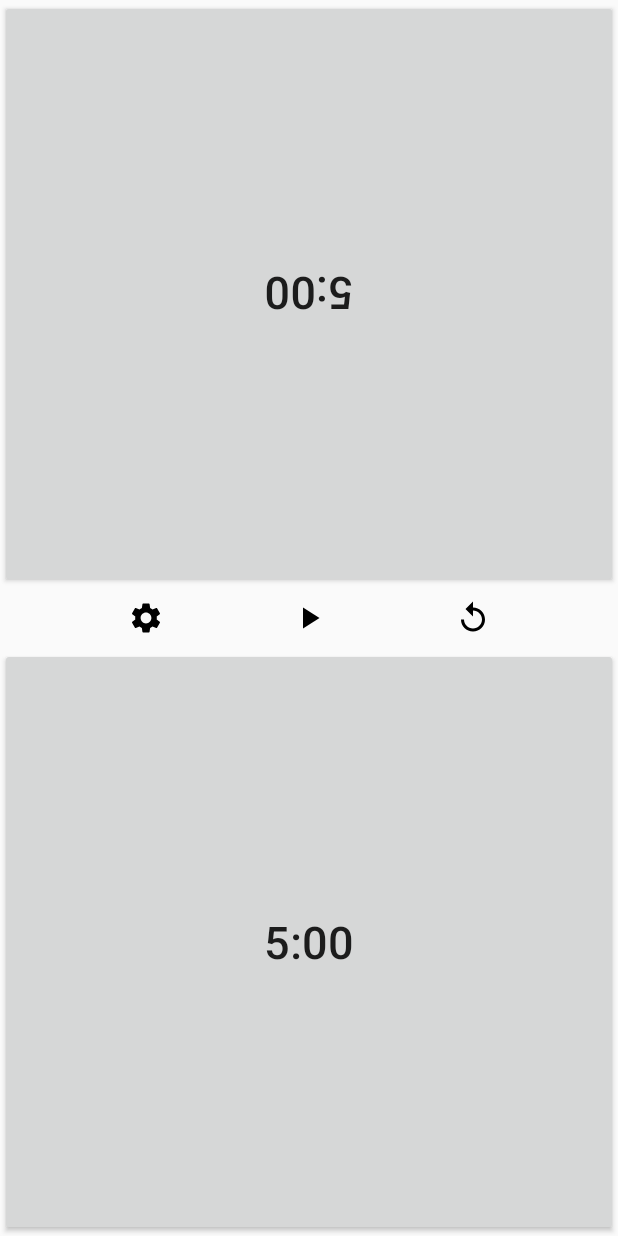
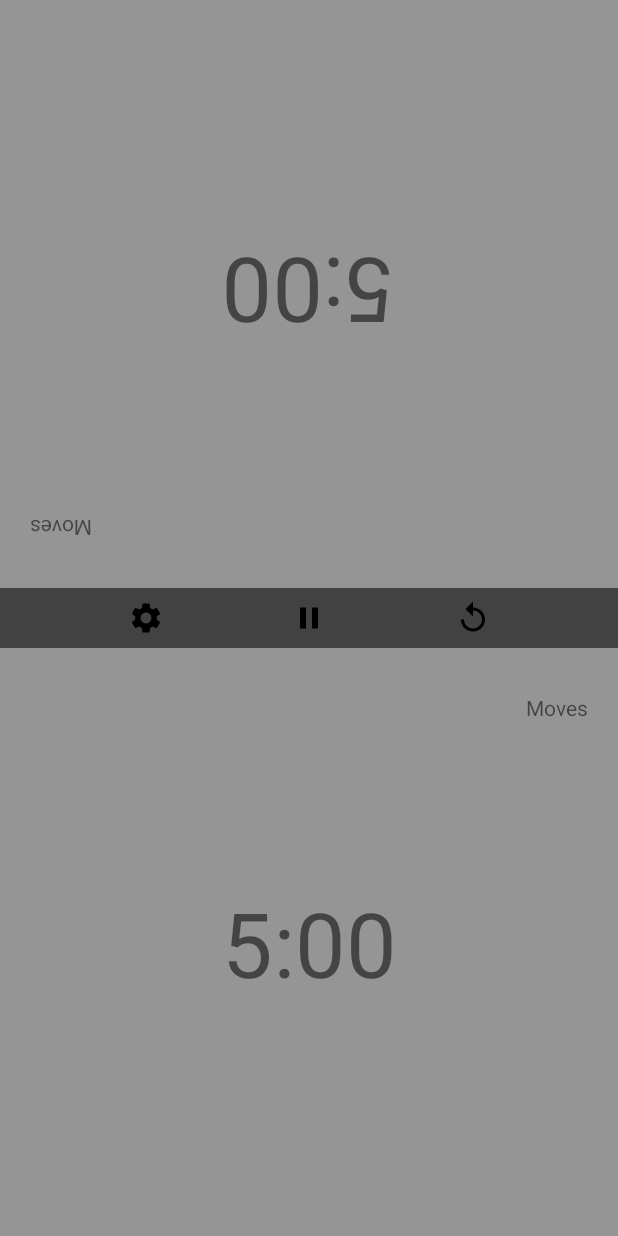
Before and after one commit to Zefer97/ChessApp, an Android app: the screen it shows after launch (MainActivity), on a phone screen of 412 x 824 dp. Run offline under Robolectric (Android 15) with nearby library versions, the phone set to English and light mode, and no system bars.

Commit message:
Chess App Modifier

```diff
--- a/app/src/main/AndroidManifest.xml
+++ b/app/src/main/AndroidManifest.xml
@@ -9,7 +9,7 @@
         android:allowBackup="true"
         android:dataExtractionRules="@xml/data_extraction_rules"
         android:fullBackupContent="@xml/backup_rules"
-        android:icon="@drawable/ic_launcher_background"
+        android:icon="@drawable/icon"
         android:usesCleartextTraffic="true"
         android:label="Chess 1"
         android:roundIcon="@mipmap/ic_launcher_round"
--- a/app/src/main/java/com/example/foodapp/MainActivity.kt
+++ b/app/src/main/java/com/example/foodapp/MainActivity.kt
@@ -9,13 +9,15 @@ import android.os.Handler
 import android.view.View
 import androidx.appcompat.app.AppCompatActivity
 import com.example.foodapp.databinding.ActivityMainBinding
-import kotlinx.android.synthetic.main.activity_main.ButtonplayerOne
-import kotlinx.android.synthetic.main.activity_main.ButtonplayerTwo
 import kotlinx.android.synthetic.main.activity_main.ImageReplay
 import kotlinx.android.synthetic.main.activity_main.button
 import kotlinx.android.synthetic.main.activity_main.imagePause
 import kotlinx.android.synthetic.main.activity_main.imageSetting
-import kotlinx.android.synthetic.main.activity_main.timeedit
+import kotlinx.android.synthetic.main.activity_main.textButton1
+import kotlinx.android.synthetic.main.activity_main.textButton2
+import kotlinx.android.synthetic.main.activity_main.textView6
+import kotlinx.android.synthetic.main.activity_main.textView7
+import kotlinx.android.synthetic.main.activity_main.timeEdit
 
 @Suppress("DEPRECATION")
 class MainActivity : AppCompatActivity() {
@@ -30,37 +32,48 @@ class MainActivity : AppCompatActivity() {
 
         val mp = MediaPlayer.create(this,R.raw.click)
         binding.imagePause.setOnClickListener {
-            if (a == 2) { binding.imagePause.setBackgroundResource(R.drawable.pause);a = 1;timerOn = true;time() }
-            else if (a == 1) { binding.imagePause.setBackgroundResource(R.drawable.play);a = 2;timerOn = false}
+            if (a == 2) { binding.imagePause.setBackgroundResource(R.drawable.pause);a = 1;timerOn = true;time()
+                binding.ButtonPlayerTwo.setBackgroundColor(Color.rgb(149, 149, 149))
+                binding.ButtonPlayerOne.setBackgroundColor(Color.rgb(244, 182, 59))}
+            else if (a == 1) { binding.imagePause.setBackgroundResource(R.drawable.play);a = 2;timerOn = false
+                binding.ButtonPlayerTwo.setBackgroundColor(Color.rgb(149, 149, 149))
+                binding.ButtonPlayerOne.setBackgroundColor(Color.rgb(149, 149, 149))}
         }
 
         binding.imageSetting.setOnClickListener {
-                timeedit.visibility = View.VISIBLE
+                timeEdit.visibility = View.VISIBLE
                 button.visibility = View.VISIBLE
                 imageSetting.visibility = View.INVISIBLE
                 ImageReplay.visibility = View.INVISIBLE
                 imagePause.visibility = View.INVISIBLE
             button.setOnClickListener {
-                times1 = timeedit.text.toString();time1 = times1.toInt();time2 = times1.toInt()
-                timeedit.visibility = View.INVISIBLE
+                times1 = timeEdit.text.toString();time1 = times1.toInt();time2 = times1.toInt()
+                timeEdit.visibility = View.INVISIBLE
                 button.visibility= View.INVISIBLE;
                 imageSetting.visibility = View.VISIBLE
                 ImageReplay.visibility = View.VISIBLE
                 imagePause.visibility = View.VISIBLE
-                ButtonplayerOne.text = "$times1:00";ButtonplayerTwo.text =
+                textButton1.text = "$times1:00";textButton2.text =
                 "$times1:00"
             }
         }
-
+        var clickCount1 = 0
+        var clickCount2 = 0
         binding.ImageReplay.setOnClickListener { startActivity(Intent(this, MainActivity::class.java))}
 
-        binding.ButtonplayerOne.setOnClickListener { if (a == 1 && b == 1) { playerOn = 2
-            binding.ButtonplayerOne.setBackgroundColor(Color.rgb(149, 149, 149));ButtonplayerOne.setTextColor(Color.BLACK)
-            binding.ButtonplayerTwo.setBackgroundColor(Color.rgb(244, 182, 59));ButtonplayerTwo.setTextColor(Color.WHITE);b = 2;time();mp.start()}}
+        binding.ButtonPlayerOne.setOnClickListener { if (a == 1 && b == 1) { playerOn = 2
+            var clickCount1 = 1+clickCount1++
+            clickCount1
+            textView6.text = "Moves : $clickCount1"
+            binding.ButtonPlayerOne.setBackgroundColor(Color.rgb(149, 149, 149))
+            binding.ButtonPlayerTwo.setBackgroundColor(Color.rgb(244, 182, 59));b = 2;time();mp.start()}}
 
-        binding.ButtonplayerTwo.setOnClickListener { if (a == 1 && b == 2) { playerOn = 1
-            binding.ButtonplayerTwo.setBackgroundColor(Color.rgb(149, 149, 149));ButtonplayerOne.setTextColor(Color.BLACK)
-            binding.ButtonplayerOne.setBackgroundColor(Color.rgb(244, 182, 59));ButtonplayerTwo.setTextColor(Color.WHITE);b = 1;time();mp.start()}}
+        binding.ButtonPlayerTwo.setOnClickListener { if (a == 1 && b == 2) { playerOn = 1
+            var clickCount2 = 1+clickCount2++
+            clickCount2
+            textView7.text = "Moves : $clickCount1"
+            binding.ButtonPlayerTwo.setBackgroundColor(Color.rgb(149, 149, 149))
+            binding.ButtonPlayerOne.setBackgroundColor(Color.rgb(244, 182, 59));b = 1;time();mp.start()}}
 
 
     }
@@ -85,7 +98,7 @@ class MainActivity : AppCompatActivity() {
                     if (time1 == 0 && time12 == 0){
                         output1 = "GAME OVER :( TRY AGAIN :)"
                     }
-                    Handler().postDelayed({ binding.ButtonplayerOne.text = output1 }, 1000)
+                    Handler().postDelayed({ binding.textButton1.text = output1 }, 1000)
                     Handler().postDelayed({ if (time1 <= 0 && time12 <= 0) { playerOn = 0 }
                     if (time12 >= 0 && playerOn == 1 && a == 1) { p1() } }, 1000)
 
@@ -100,7 +113,7 @@ class MainActivity : AppCompatActivity() {
                     if (time2 == 0 && time21 == 0){
                         output = "GAME OVER :( TRY AGAIN :)"
                     }
-                    Handler().postDelayed({ binding.ButtonplayerTwo.text = output }, 1000)
+                    Handler().postDelayed({ binding.textButton2.text = output }, 1000)
                     Handler().postDelayed({ if (time2 <= 0 && time21 <= 0) { playerOn = 0 }
                     if (time21 >= 0 && playerOn == 2 && a == 1) { p2() } }, 1000)
 
--- a/app/src/main/res/layout/activity_main.xml
+++ b/app/src/main/res/layout/activity_main.xml
@@ -3,48 +3,108 @@
     xmlns:app="http://schemas.android.com/apk/res-auto"
     xmlns:tools="http://schemas.android.com/tools"
     android:layout_width="match_parent"
+    android:background="@color/cardview_dark_background"
     android:layout_height="match_parent"
     tools:context=".MainActivity">
 
+    <androidx.constraintlayout.widget.ConstraintLayout
+        android:id="@+id/ButtonPlayerOne"
+        android:layout_width="match_parent"
+        android:background="#959595"
+        android:layout_height="0dp"
+        android:layout_marginTop="20dp"
+        android:clickable="true"
+        app:layout_constraintBottom_toBottomOf="parent"
+        app:layout_constraintEnd_toEndOf="parent"
+        app:layout_constraintStart_toStartOf="parent"
+        app:layout_constraintTop_toBottomOf="@+id/ButtonPlayerTwo"
+        app:layout_constraintVertical_bias="0.5"
+        tools:ignore="MissingConstraints">
 
-    <Button
-        android:id="@+id/ButtonplayerOne"
+
+        <TextView
+            android:id="@+id/textButton1"
+            android:layout_width="wrap_content"
+            android:layout_height="wrap_content"
+            android:clickable="true"
+            android:text="@string/_5_00"
+            android:textSize="60sp"
+            app:layout_constraintBottom_toBottomOf="parent"
+            app:layout_constraintEnd_toEndOf="parent"
+            app:layout_constraintHorizontal_bias="0.5"
+            app:layout_constraintStart_toStartOf="parent"
+            app:layout_constraintTop_toTopOf="parent"
+            app:layout_constraintVertical_bias="0.5" />
+
+        <TextView
+            android:id="@+id/textView6"
+            android:layout_marginTop="30dp"
+            android:layout_marginRight="20dp"
+            android:layout_width="wrap_content"
+            android:layout_height="wrap_content"
+            android:text="@string/moves"
+            app:layout_constraintEnd_toEndOf="parent"
+            app:layout_constraintHorizontal_bias="1.0"
+            app:layout_constraintStart_toStartOf="parent"
+            app:layout_constraintTop_toTopOf="parent" />
+
+    </androidx.constraintlayout.widget.ConstraintLayout>
+
+
+    <androidx.constraintlayout.widget.ConstraintLayout
+        android:id="@+id/ButtonPlayerTwo"
         android:layout_width="match_parent"
         android:layout_height="0dp"
-        android:layout_marginTop="20dp"
-        android:layout_weight="1"
-        android:text="@string/_5_00"
-        android:textSize="30sp"
-        app:layout_constraintBottom_toBottomOf="parent"
-        app:layout_constraintTop_toBottomOf="@+id/ButtonplayerTwo"
-        app:layout_constraintVertical_bias="0.5"
-        tools:ignore="MissingConstraints"
-        tools:layout_editor_absoluteX="0dp" />
-
-    <Button
-        android:id="@+id/ButtonplayerTwo"
-        android:layout_width="match_parent"
-        android:layout_height="0dp"
+        android:background="#959595"
         android:layout_marginBottom="20dp"
-        android:layout_weight="1"
+        android:clickable="true"
         android:scaleX="-1"
         android:scaleY="-1"
-        android:text="@string/_5_00"
-        android:textSize="30sp"
-        app:layout_constraintBottom_toTopOf="@+id/ButtonplayerOne"
+        app:layout_constraintBottom_toTopOf="@+id/ButtonPlayerOne"
+        app:layout_constraintEnd_toEndOf="parent"
+        app:layout_constraintHorizontal_bias="0.0"
+        app:layout_constraintStart_toStartOf="parent"
         app:layout_constraintTop_toTopOf="parent"
         app:layout_constraintVertical_bias="0.5"
-        tools:ignore="MissingConstraints" />
+        tools:ignore="MissingConstraints">
+
+        <TextView
+            android:id="@+id/textButton2"
+            android:layout_width="wrap_content"
+            android:layout_height="wrap_content"
+            android:clickable="true"
+            android:text="@string/_5_00"
+            android:textSize="60sp"
+            app:layout_constraintBottom_toBottomOf="parent"
+            app:layout_constraintEnd_toEndOf="parent"
+            app:layout_constraintHorizontal_bias="0.5"
+            app:layout_constraintStart_toStartOf="parent"
+            app:layout_constraintTop_toTopOf="parent"
+            app:layout_constraintVertical_bias="0.5" />
+        <TextView
+            android:id="@+id/textView7"
+            android:layout_marginTop="30dp"
+            android:layout_marginRight="20dp"
+            android:layout_width="wrap_content"
+            android:layout_height="wrap_content"
+            android:text="@string/moves"
+            app:layout_constraintEnd_toEndOf="parent"
+            app:layout_constraintHorizontal_bias="1.0"
+            app:layout_constraintStart_toStartOf="parent"
+            app:layout_constraintTop_toTopOf="parent" />
+
+    </androidx.constraintlayout.widget.ConstraintLayout>
 
     <ImageView
         android:id="@+id/imageSetting"
         android:layout_width="wrap_content"
         android:layout_height="wrap_content"
-        app:layout_constraintBottom_toTopOf="@+id/ButtonplayerOne"
+
+        app:layout_constraintBottom_toTopOf="@+id/ButtonPlayerOne"
         app:layout_constraintEnd_toStartOf="@+id/imagePause"
         app:layout_constraintHorizontal_bias="0.5"
         app:layout_constraintStart_toStartOf="parent"
-        app:layout_constraintTop_toBottomOf="@+id/ButtonplayerTwo"
+        app:layout_constraintTop_toBottomOf="@+id/ButtonPlayerTwo"
         app:layout_constraintVertical_bias="0.5"
         app:srcCompat="@drawable/settings" />
 
@@ -52,39 +112,39 @@
         android:id="@+id/imagePause"
         android:layout_width="wrap_content"
         android:layout_height="wrap_content"
-        app:layout_constraintBottom_toTopOf="@+id/ButtonplayerOne"
+        app:layout_constraintBottom_toTopOf="@+id/ButtonPlayerOne"
         app:layout_constraintEnd_toStartOf="@+id/ImageReplay"
         app:layout_constraintHorizontal_bias="0.5"
         app:layout_constraintStart_toEndOf="@+id/imageSetting"
-        app:layout_constraintTop_toBottomOf="@+id/ButtonplayerTwo"
+        app:layout_constraintTop_toBottomOf="@+id/ButtonPlayerTwo"
         app:layout_constraintVertical_bias="0.5"
-        app:srcCompat="@drawable/play" />
+        app:srcCompat="@drawable/pause" />
 
     <ImageView
         android:id="@+id/ImageReplay"
         android:layout_width="wrap_content"
         android:layout_height="wrap_content"
-        app:layout_constraintBottom_toTopOf="@+id/ButtonplayerOne"
+        app:layout_constraintBottom_toTopOf="@+id/ButtonPlayerOne"
         app:layout_constraintEnd_toEndOf="parent"
         app:layout_constraintHorizontal_bias="0.5"
         app:layout_constraintStart_toEndOf="@+id/imagePause"
-        app:layout_constraintTop_toBottomOf="@+id/ButtonplayerTwo"
+        app:layout_constraintTop_toBottomOf="@+id/ButtonPlayerTwo"
         app:layout_constraintVertical_bias="0.5"
         app:srcCompat="@drawable/replay" />
 
     <EditText
-        android:id="@+id/timeedit"
+        android:id="@+id/timeEdit"
         android:layout_width="wrap_content"
         android:layout_height="wrap_content"
         android:ems="10"
+        android:hint="@string/amount_of_time_minutes"
         android:inputType="text"
         android:visibility="invisible"
-        android:hint="@string/amount_of_time_minutes"
-        app:layout_constraintBottom_toTopOf="@+id/ButtonplayerOne"
-        app:layout_constraintEnd_toStartOf="@+id/ButtonplayerTwo"
+        app:layout_constraintBottom_toTopOf="@+id/ButtonPlayerOne"
+        app:layout_constraintEnd_toStartOf="@+id/ButtonPlayerTwo"
         app:layout_constraintHorizontal_bias="0.538"
-        app:layout_constraintStart_toEndOf="@+id/ButtonplayerTwo"
-        app:layout_constraintTop_toBottomOf="@+id/ButtonplayerTwo"
+        app:layout_constraintStart_toEndOf="@+id/ButtonPlayerTwo"
+        app:layout_constraintTop_toBottomOf="@+id/ButtonPlayerTwo"
         app:layout_constraintVertical_bias="0.4" />
 
     <Button
@@ -92,9 +152,10 @@
         android:layout_width="wrap_content"
         android:layout_height="wrap_content"
         android:layout_marginStart="8dp"
+        android:text="OK"
         android:visibility="invisible"
-        android:text="@string/ok"
-        app:layout_constraintBottom_toBottomOf="@+id/timeedit"
-        app:layout_constraintStart_toEndOf="@+id/timeedit" />
+        app:layout_constraintBottom_toBottomOf="@+id/timeEdit"
+        app:layout_constraintStart_toEndOf="@+id/timeEdit" />
+
 
 </androidx.constraintlayout.widget.ConstraintLayout>
--- a/app/src/main/res/values/strings.xml
+++ b/app/src/main/res/values/strings.xml
@@ -5,4 +5,5 @@
     <string name="ok">OK</string>
     <string name="amount_of_time_minutes">Amount Of Time (Minutes</string>
     <string name="_5_00">5:00</string>
+    <string name="moves">Moves</string>
 </resources>
```
Also changed, not shown: app/src/main/res/drawable/icon.webp (added).
